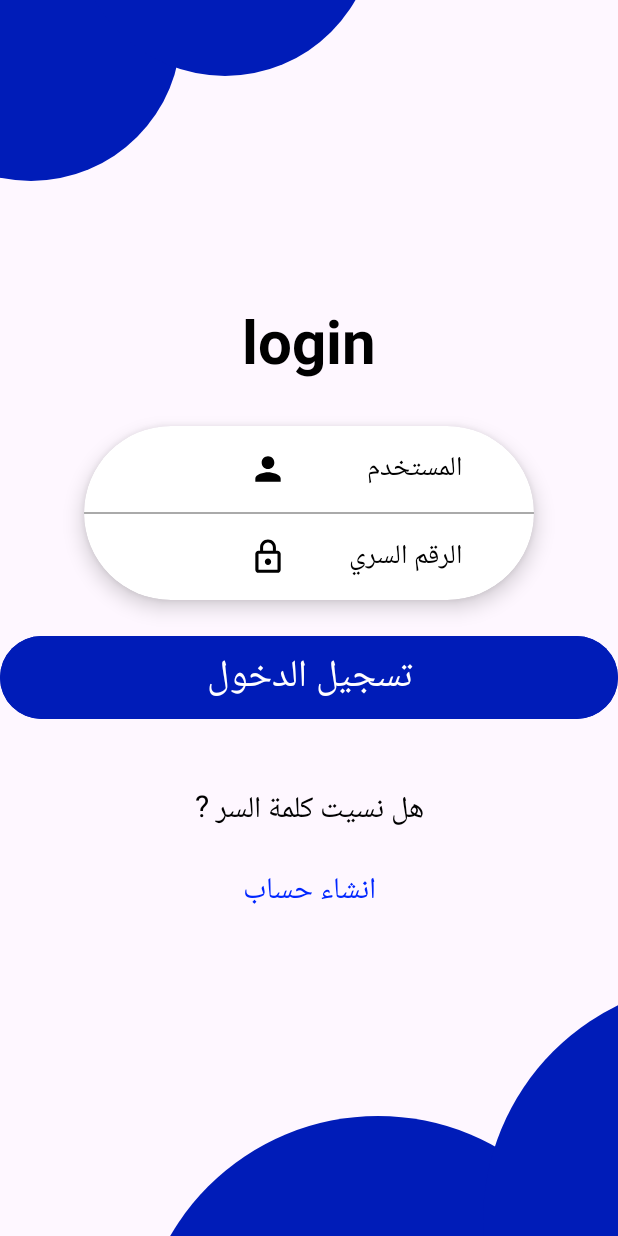
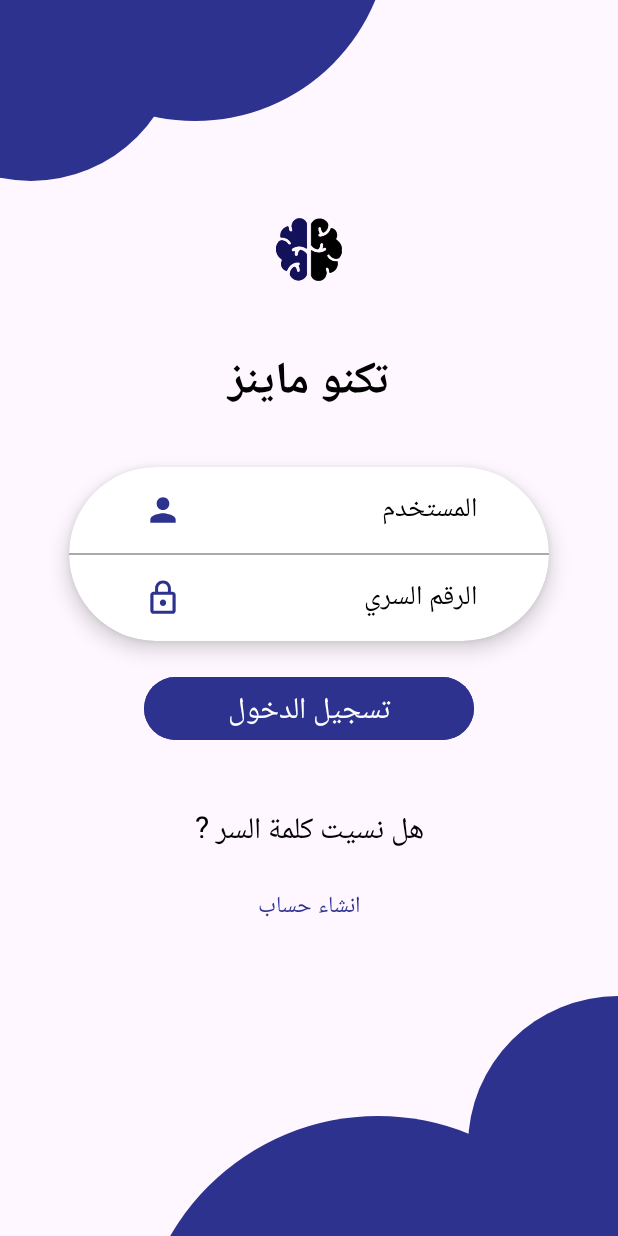
Before and after one commit to developeradelaiad/TecnoMainz, an Android app: the screen it shows after launch (MainActivity), on a phone screen of 412 x 824 dp. Run offline under Robolectric (Android 15) with nearby library versions, the phone set to English and light mode, and no system bars.

Commit message:
Update README.md

```diff
--- a/app/src/main/java/com/example/tecnomainz/MainActivity.kt
+++ b/app/src/main/java/com/example/tecnomainz/MainActivity.kt
@@ -21,20 +21,20 @@ class MainActivity : AppCompatActivity() {
             v.setPadding(systemBars.left, systemBars.top, systemBars.right, systemBars.bottom)
             insets
         }
-        binding.login.setOnClickListener {
-            val receive = getSharedPreferences("login", MODE_PRIVATE)
-            val name = receive.getString("user_name", "")
-            val pass = receive.getString("pass", "")
-            if (binding.userNameInput.text.toString() == name &&
-                binding.passInput.text.toString() == pass){
-                Toast.makeText(this, "Correct Email & Password", Toast.LENGTH_SHORT).show()
-            startActivity(Intent(this, BaseActivity::class.java))}
-            else {
-            Toast.makeText(this, "User Name or Password Not Correct", Toast.LENGTH_SHORT).show()
-        }
-        }
-        binding.registerTxt.setOnClickListener {
-            startActivity(Intent(this, RegisterActivity::class.java))
-        }
+//        binding.login.setOnClickListener {
+//            val receive = getSharedPreferences("login", MODE_PRIVATE)
+//            val name = receive.getString("user_name", "")
+//            val pass = receive.getString("pass", "")
+//            if (binding.userNameInput.text.toString() == name &&
+//                binding.passInput.text.toString() == pass){
+//                Toast.makeText(this, "Correct Email & Password", Toast.LENGTH_SHORT).show()
+//            startActivity(Intent(this, BaseActivity::class.java))}
+//            else {
+//            Toast.makeText(this, "User Name or Password Not Correct", Toast.LENGTH_SHORT).show()
+//        }
+//        }
+//        binding.registerTxt.setOnClickListener {
+//            startActivity(Intent(this, RegisterActivity::class.java))
+//        }
     }
 }
--- a/app/src/main/res/layout/activity_main.xml
+++ b/app/src/main/res/layout/activity_main.xml
@@ -5,8 +5,8 @@
     android:id="@+id/main"
     android:layout_width="match_parent"
     android:layout_height="match_parent"
-    android:orientation="vertical"
     tools:context=".MainActivity">
+
 
     <ImageView
         android:id="@+id/iv_circle"
@@ -15,66 +15,94 @@
         android:layout_marginStart="-80dp"
         android:layout_marginTop="-80dp"
         android:src="@drawable/shape_layout"
+        app:tint="@color/blue1"
         app:layout_constraintStart_toStartOf="parent"
         app:layout_constraintTop_toTopOf="parent"
-        app:tint="#001CB8" />
+        />
+
 
     <ImageView
-        android:id="@+id/iv_circle1"
+        android:layout_width="260dp"
+        android:layout_height="260dp"
+        android:layout_marginTop="-180dp"
+        android:src="@drawable/shape_layout"
+        app:tint="@color/blue1"
+        app:layout_constraintStart_toStartOf="parent"
+        app:layout_constraintTop_toTopOf="parent"
+        />
+
+
+    <ImageView
         android:layout_width="200dp"
         android:layout_height="200dp"
-        android:layout_marginStart="50dp"
-        android:layout_marginTop="-150dp"
+        android:layout_marginEnd="-100dp"
+        android:layout_marginBottom="-40dp"
         android:src="@drawable/shape_layout"
-        app:layout_constraintStart_toStartOf="parent"
-        app:layout_constraintTop_toTopOf="parent"
-        app:tint="#001CB8" />
+        app:tint="@color/blue1"
+        app:layout_constraintEnd_toEndOf="parent"
+        app:layout_constraintBottom_toBottomOf="parent"
+        />
+
 
     <ImageView
         android:layout_width="320dp"
         android:layout_height="320dp"
         android:layout_marginBottom="-240dp"
         android:src="@drawable/shape_layout"
+        app:tint="@color/blue1"
+        app:layout_constraintEnd_toEndOf="parent"
         app:layout_constraintBottom_toBottomOf="parent"
-        app:layout_constraintEnd_toEndOf="parent"
-        app:tint="#001CB8" />
+        />
+
+
+
+
 
     <ImageView
-        android:layout_width="320dp"
-        android:layout_height="320dp"
-        android:layout_marginEnd="-230dp"
-        android:layout_marginBottom="-150dp"
-        android:src="@drawable/shape_layout"
-        app:layout_constraintBottom_toBottomOf="parent"
+        android:id="@+id/tv_login"
+        android:layout_width="100dp"
+        android:layout_height="100dp"
+        android:src="@drawable/oo"
+        android:scaleType="fitXY"
+        app:layout_constraintStart_toStartOf="parent"
         app:layout_constraintEnd_toEndOf="parent"
-        app:tint="#001CB8" />
+        app:layout_constraintTop_toBottomOf="@+id/iv_circle"/>
+
+
+
 
     <TextView
-        android:id="@+id/tv_login"
-        android:layout_width="wrap_content"
+        android:id="@+id/hghgj"
+        android:layout_width="0dp"
         android:layout_height="wrap_content"
         android:layout_marginHorizontal="30sp"
-        android:layout_marginTop="80sp"
-        android:text="login"
+        android:layout_marginTop="10sp"
+        android:text="تكنو ماينز"
+        android:textSize="30sp"
+        android:textColor="@color/black"
+        android:textStyle="bold"
         android:textAlignment="center"
-        android:textColor="@color/black"
-        android:textSize="40sp"
-        android:textStyle="bold"
+        app:layout_constraintTop_toBottomOf="@+id/tv_login"
         app:layout_constraintEnd_toEndOf="parent"
         app:layout_constraintStart_toStartOf="parent"
-        app:layout_constraintTop_toBottomOf="@+id/iv_circle" />
+        />
+
+
+
+
 
     <androidx.cardview.widget.CardView
         android:id="@+id/cv_content"
-        android:layout_width="300dp"
+        android:layout_width="320dp"
         android:layout_height="wrap_content"
+        android:backgroundTint="@color/white"
+        app:cardElevation="8dp"
+        app:cardCornerRadius="80dp"
         android:layout_marginTop="30dp"
-        android:backgroundTint="@color/white"
-        app:cardCornerRadius="80dp"
-        app:cardElevation="8dp"
         app:layout_constraintEnd_toEndOf="parent"
         app:layout_constraintStart_toStartOf="parent"
-        app:layout_constraintTop_toBottomOf="@+id/tv_login">
+        app:layout_constraintTop_toBottomOf="@+id/hghgj">
+
 
 
         <androidx.constraintlayout.widget.ConstraintLayout
@@ -87,29 +115,30 @@
                 android:id="@+id/iv_usrnema"
                 android:layout_width="25dp"
                 android:layout_height="25dp"
+                android:layout_marginStart="50dp"
                 android:layout_marginVertical="16dp"
-                android:layout_marginStart="110dp"
+                android:src="@drawable/baseline_person_24"
                 android:scaleType="fitXY"
-                android:src="@drawable/baseline_person_24"
+                app:layout_constraintStart_toStartOf="parent"
+                app:layout_constraintTop_toTopOf="parent"
                 app:layout_constraintBottom_toTopOf="@+id/view"
-                app:layout_constraintStart_toStartOf="parent"
-                app:layout_constraintTop_toTopOf="parent" />
+                app:tint="@color/blue1"/>
 
             <EditText
-                android:id="@+id/user_name_input"
+                android:id="@+id/emailEditText"
                 android:layout_width="0dp"
                 android:layout_height="wrap_content"
                 android:layout_marginStart="16dp"
                 android:layout_marginEnd="48dp"
+                android:hint="المستخدم"
+                android:textColorHint="@color/black"
                 android:background="@color/white"
-                android:hint="المستخدم"
-                android:inputType="textEmailAddress"
-                android:minHeight="48dp"
-                android:textColorHint="@color/black"
+                app:layout_constraintStart_toEndOf="@+id/iv_usrnema"
+                app:layout_constraintEnd_toEndOf="parent"
+                app:layout_constraintTop_toTopOf="@id/iv_usrnema"
                 app:layout_constraintBottom_toBottomOf="@id/iv_usrnema"
-                app:layout_constraintEnd_toEndOf="parent"
-                app:layout_constraintStart_toEndOf="@+id/iv_usrnema"
-                app:layout_constraintTop_toTopOf="@id/iv_usrnema" />
+                />
+
 
 
             <View
@@ -117,80 +146,99 @@
                 android:layout_width="match_parent"
                 android:layout_height="1dp"
                 android:background="@android:color/darker_gray"
+                app:layout_constraintStart_toStartOf="parent"
+                app:layout_constraintEnd_toEndOf="parent"
+                app:layout_constraintTop_toTopOf="parent"
                 app:layout_constraintBottom_toBottomOf="parent"
-                app:layout_constraintEnd_toEndOf="parent"
-                app:layout_constraintStart_toStartOf="parent"
-                app:layout_constraintTop_toTopOf="parent" />
+                />
 
             <ImageView
                 android:id="@+id/iv_pass"
                 android:layout_width="25dp"
                 android:layout_height="25dp"
+                android:layout_marginStart="50dp"
                 android:layout_marginVertical="16dp"
-                android:layout_marginStart="110dp"
+                android:src="@drawable/baseline_lock_outline_24"
                 android:scaleType="fitXY"
-                android:src="@drawable/baseline_lock_outline_24"
+                app:layout_constraintStart_toStartOf="parent"
+                app:layout_constraintTop_toBottomOf="parent"
                 app:layout_constraintBottom_toBottomOf="@+id/view"
-                app:layout_constraintStart_toStartOf="parent"
-                app:layout_constraintTop_toBottomOf="parent" />
+                app:tint="@color/blue1" />
 
             <EditText
-                android:id="@+id/pass_input"
+                android:id="@+id/passwordEditText"
                 android:layout_width="0dp"
                 android:layout_height="wrap_content"
                 android:layout_marginStart="16dp"
                 android:layout_marginEnd="48dp"
+                android:hint="الرقم السري"
+                android:textColorHint="@color/black"
                 android:background="@color/white"
-                android:gravity="end|center"
-                android:hint="الرقم السري"
-                android:inputType="textPassword"
-                android:minHeight="48dp"
-                android:textColorHint="@color/black"
+                app:layout_constraintStart_toEndOf="@+id/iv_pass"
+                app:layout_constraintEnd_toEndOf="parent"
+                app:layout_constraintTop_toTopOf="@id/iv_pass"
                 app:layout_constraintBottom_toBottomOf="@id/iv_pass"
-                app:layout_constraintEnd_toEndOf="parent"
-                app:layout_constraintStart_toEndOf="@+id/iv_pass"
-                app:layout_constraintTop_toTopOf="@id/iv_pass" />
+                />
+
+
+
+
         </androidx.constraintlayout.widget.ConstraintLayout>
+
 
     </androidx.cardview.widget.CardView>
 
+
+
+
+
     <com.google.android.material.button.MaterialButton
-        android:id="@+id/login"
-        android:layout_width="match_parent"
-        android:layout_height="wrap_content"
+        android:id="@+id/bnlkijni"
+        android:layout_width="220dp"
+        android:layout_height="50dp"
         android:layout_marginTop="20dp"
-        android:backgroundTint="#001CB8"
-        android:gravity="center"
+        android:backgroundTint="@color/blue1"
+        app:cardElevation="8dp"
+        app:cardCornerRadius="40dp"
+        android:textColor="@color/white"
+        android:textSize="20dp"
         android:text="تسجيل الدخول"
-        android:textColor="@color/white"
-        android:textSize="25sp"
-        app:cardCornerRadius="40dp"
-        app:cardElevation="8sp"
+        app:layout_constraintStart_toStartOf="parent"
         app:layout_constraintEnd_toEndOf="parent"
-        app:layout_constraintStart_toStartOf="parent"
-        app:layout_constraintTop_toBottomOf="@+id/cv_content" />
+        app:layout_constraintTop_toBottomOf="@+id/cv_content"
+        />
+
+
+
+
+
+
 
     <TextView
         android:id="@+id/klcjx"
         android:layout_width="wrap_content"
         android:layout_height="wrap_content"
-        android:layout_marginTop="40dp"
         android:text="هل نسيت كلمة السر ?"
         android:textColor="@color/black"
-        android:textSize="20sp"
+        android:textSize="20dp"
+        app:layout_constraintStart_toStartOf="parent"
         app:layout_constraintEnd_toEndOf="parent"
-        app:layout_constraintStart_toStartOf="parent"
-        app:layout_constraintTop_toBottomOf="@+id/login" />
+        app:layout_constraintTop_toBottomOf="@+id/bnlkijni"
+        android:layout_marginTop="40dp"
+
+        />
+
+
 
     <TextView
-        android:id="@+id/registerTxt"
+        android:id="@+id/gh"
         android:layout_width="wrap_content"
         android:layout_height="wrap_content"
-        android:layout_marginTop="20dp"
         android:text="انشاء حساب"
-        android:textColor="#0026FF"
-        android:textSize="20sp"
+        android:textColor="@color/blue1"
+        android:textSize="15dp"
+        app:layout_constraintStart_toStartOf="parent"
         app:layout_constraintEnd_toEndOf="parent"
-        app:layout_constraintStart_toStartOf="parent"
-        app:layout_constraintTop_toBottomOf="@+id/klcjx" />
+        app:layout_constraintTop_toBottomOf="@+id/klcjx"
+        android:layout_marginTop="20dp"/>
 </androidx.constraintlayout.widget.ConstraintLayout>
--- a/app/src/main/res/values/colors.xml
+++ b/app/src/main/res/values/colors.xml
@@ -4,4 +4,11 @@
     <color name="white">#FFFFFFFF</color>
     <color name="mohMohy">#D0BFF6</color>
     <color name="btn">#189457</color>
+
+
+    <color name="blue5">#ec2a0c</color>
+    <color name="blue2">#ff530e</color>
+    <color name="blue1">#2d328f</color>
+    <color name="blue3">#014a7f</color>
+    <color name="blue4">#05bfee</color>
 </resources>
```
Also changed, not shown: app/src/main/res/drawable/oo.png (added), 1 other file.
